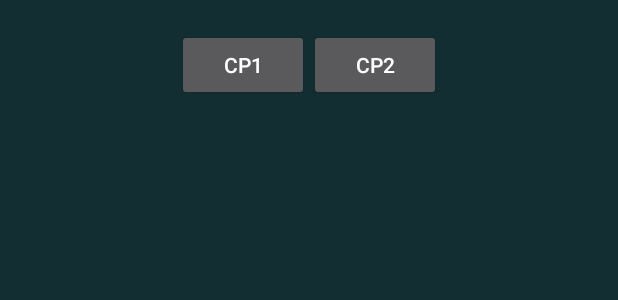
After one commit to mromulus/i397-2, an Android app: the layout notification.xml on its own in the app's theme, with its tools: preview values and no code run, on a phone screen of 412 x 824 dp. The commit adds this screen. Shown: the top 300 px of the screen. Run offline under Robolectric (Android 15) with nearby library versions, the phone set to English and light mode, and no system bars.

Commit message:
add custom notification layout

```diff
--- a/app/src/main/java/ee/romulus/mikk/clepsydra/MapFragment.kt
+++ b/app/src/main/java/ee/romulus/mikk/clepsydra/MapFragment.kt
@@ -59,6 +59,7 @@ class MapFragment : Fragment(), LocationEngineListener {
 
       map!!.uiSettings.isZoomControlsEnabled = false
       map!!.uiSettings.setAllGesturesEnabled(false)
+      map!!.uiSettings.isZoomGesturesEnabled = true
 
       enableLocation()
 
--- /dev/null
+++ b/app/src/main/res/layout/notification.xml
@@ -0,0 +1,50 @@
+<?xml version="1.0" encoding="utf-8"?>
+
+<!--
+* Copyright (C) 2013 The Android Open Source Project
+* Licensed under the Apache License, Version 2.0 (the "License");
+* you may not use this file except in compliance with the License.
+* You may obtain a copy of the License at
+*
+*       http://www.apache.org/licenses/LICENSE-2.0
+*
+* Unless required by applicable law or agreed to in writing, software
+* distributed under the License is distributed on an "AS IS" BASIS,
+* WITHOUT WARRANTIES OR CONDITIONS OF ANY KIND, either express or implied.
+* See the License for the specific language governing permissions and
+* limitations under the License.
+-->
+
+<!-- Layout for the collapsed notification. -->
+
+<LinearLayout xmlns:android="http://schemas.android.com/apk/res/android"
+    android:orientation="vertical"
+    android:layout_width="fill_parent"
+    android:layout_height="fill_parent"
+    android:gravity="center_horizontal">
+
+    <TextView
+        android:layout_width="match_parent"
+        android:layout_height="wrap_content"
+        android:id="@+id/notText"
+        android:gravity="center" />
+
+    <LinearLayout
+        android:orientation="horizontal"
+        android:gravity="center_horizontal"
+        android:layout_width="match_parent"
+        android:layout_height="wrap_content">
+
+        <Button
+            android:layout_width="wrap_content"
+            android:layout_height="wrap_content"
+            android:id="@+id/notcp1"
+            android:text="cp1"/>
+
+        <Button
+            android:layout_width="wrap_content"
+            android:layout_height="wrap_content"
+            android:id="@+id/notcp2"
+            android:text="cp2"/>
+    </LinearLayout>
+</LinearLayout>
```
Also changed, not shown: app/src/main/java/ee/romulus/mikk/clepsydra/services/BoundLocationOwner.kt (+23 -23 lines).
